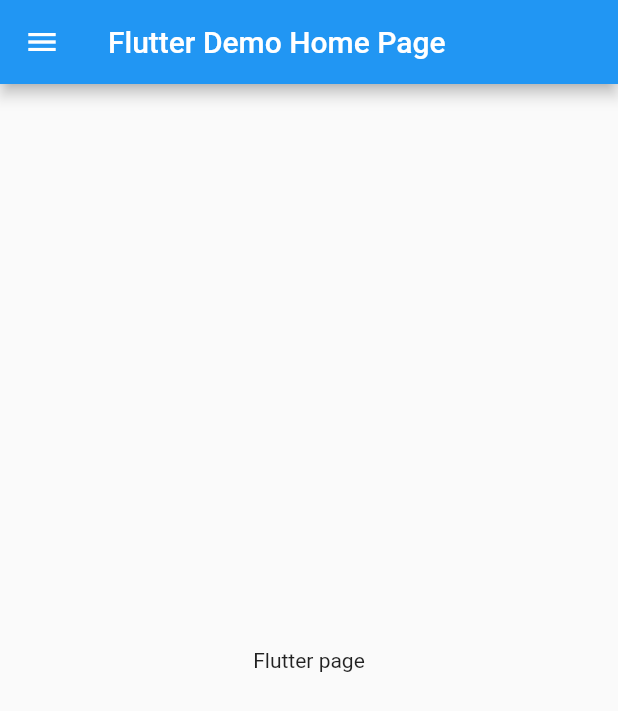
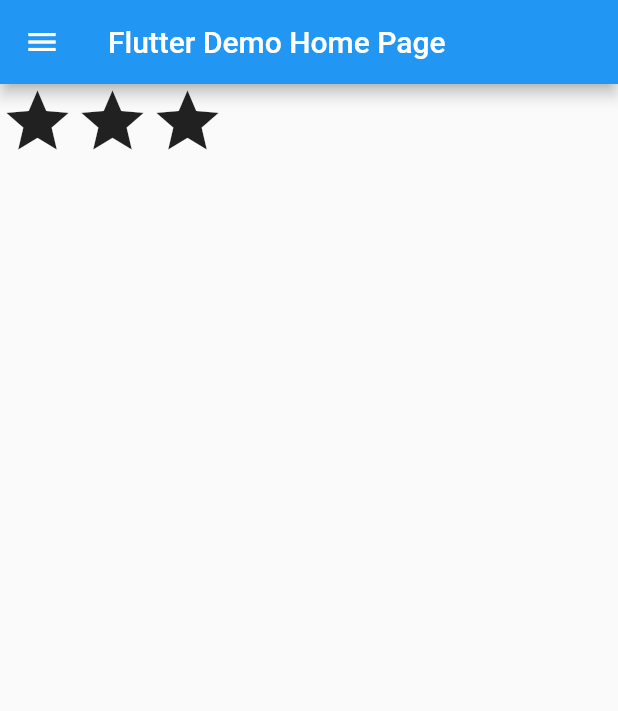
Before and after one commit to azizcse/Flutter_learn, a Flutter app: the screen it shows after launch, on a phone screen of 412 x 824 dp. Shown: the top 711 px of the screen. Run offline on Flutter 3.47's test engine with Material 2 defaults, Android fonts, the phone set to English and light mode, and no system bars.

Commit message:
layout check

```diff
--- a/lib/drawer/navigation_drawer.dart
+++ b/lib/drawer/navigation_drawer.dart
@@ -16,7 +16,14 @@ class NavigationDrawer extends StatelessWidget{
       appBar: new AppBar(
         title: new Text(title),
       ),
-      body: new Center(child: new Text("Flutter page"),),
+      body:new Row /*or Column*/(
+        mainAxisAlignment: MainAxisAlignment.start,
+        children: <Widget>[
+          new Icon(Icons.star, size: 50.0),
+          new Icon(Icons.star, size: 50.0),
+          new Icon(Icons.star, size: 50.0),
+        ],
+      ),
 
       drawer: new Drawer(
         child: new ListView(
```
